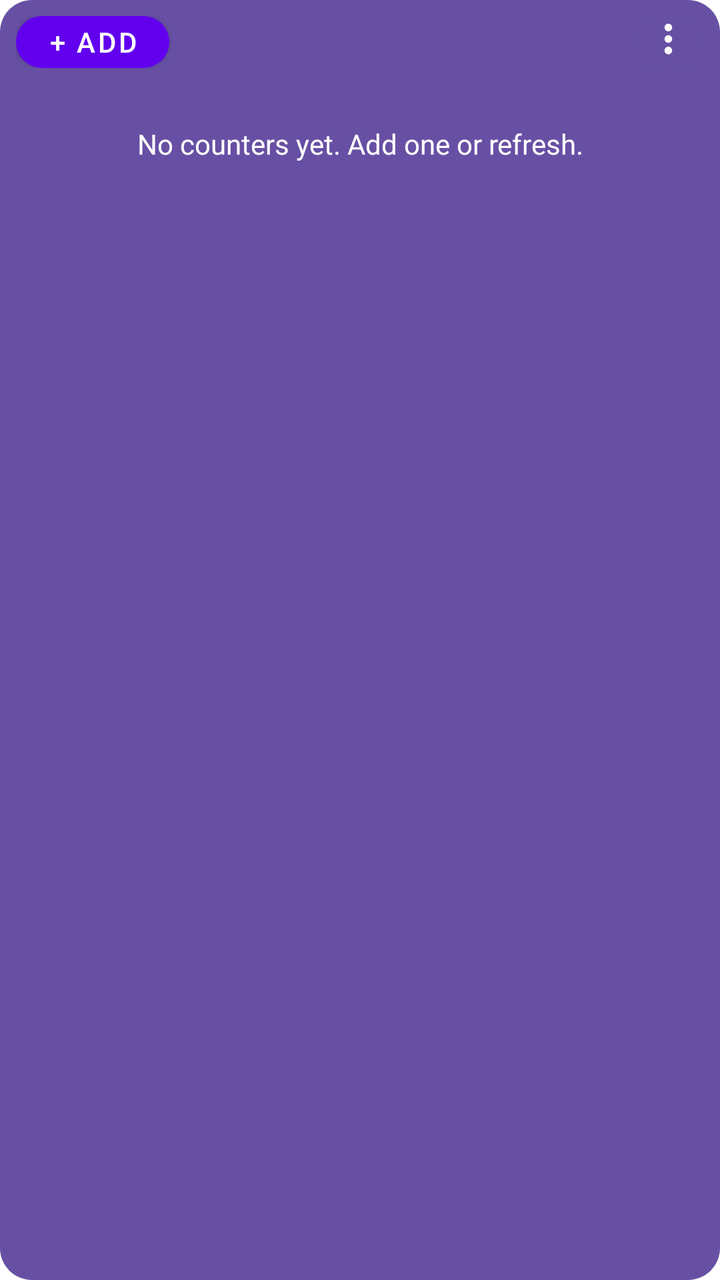
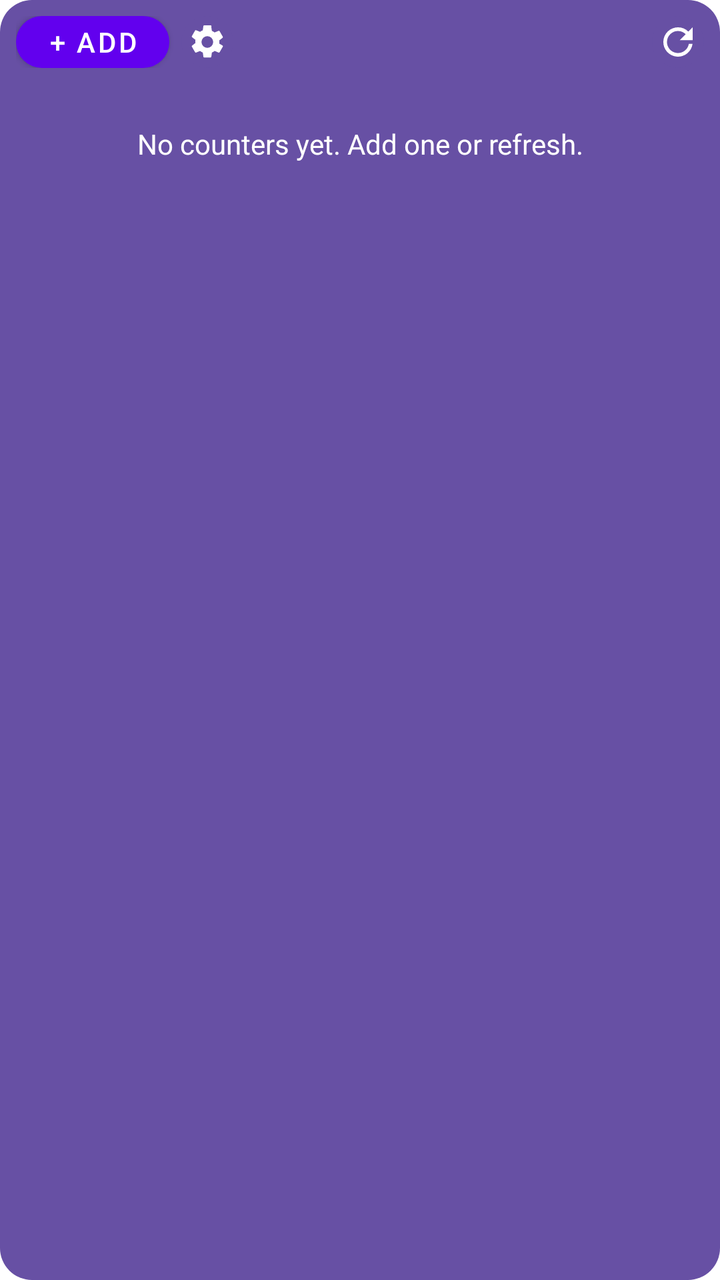

Compare the two renders of this Android layout. The source of the first and the diff that turns it into the second are given below.
<!-- AndroidManifest.xml: fallback theme Theme.MaterialComponents.DayNight.NoActionBar -->
<!-- res/layout/counter_widget.xml -->
<?xml version="1.0" encoding="utf-8"?>
<LinearLayout xmlns:android="http://schemas.android.com/apk/res/android"
    android:id="@+id/counter_widget_root"
    android:layout_width="match_parent"
    android:layout_height="match_parent"
    android:background="@drawable/widget_background"
    android:orientation="vertical"
    android:padding="8dp">

    <LinearLayout
        android:layout_width="match_parent"
        android:layout_height="26dp"
        android:gravity="center_vertical"
        android:orientation="horizontal">

        <Button
            android:id="@+id/add_button"
            android:layout_width="wrap_content"
            android:layout_height="26dp"
            android:contentDescription="@string/add_counter"
            android:minWidth="64dp"
            android:minHeight="0dp"
            android:insetTop="0dp"
            android:insetBottom="0dp"
            android:paddingTop="0dp"
            android:paddingBottom="0dp"
            android:background="@drawable/toolbar_button_background"
            android:text="@string/add" />

        <TextView
            android:layout_width="0dp"
            android:layout_height="1dp"
            android:layout_weight="1" />

        <ImageView
            android:id="@+id/toolbar_menu_button"
            android:layout_width="36dp"
            android:layout_height="26dp"
            android:layout_marginStart="8dp"
            android:background="@drawable/toolbar_button_background"
            android:contentDescription="@string/toolbar_menu"
            android:gravity="center"
            android:paddingBottom="3dp"
            android:scaleType="centerInside"
            android:src="@drawable/ic_more_vertical" />
    </LinearLayout>

    <TextView
        android:id="@+id/error_message"
        android:layout_width="match_parent"
        android:layout_height="wrap_content"
        android:maxLines="2"
        android:textColor="@color/counter_negative"
        android:textSize="12sp" />

    <TextView
        android:id="@+id/empty_message"
        android:layout_width="match_parent"
        android:layout_height="wrap_content"
        android:gravity="center"
        android:padding="12dp"
        android:text="@string/no_counters"
        android:textColor="@android:color/white" />

    <ListView
        android:id="@+id/counter_list"
        android:layout_width="match_parent"
        android:layout_height="0dp"
        android:layout_weight="1"
        android:divider="#55FFFFFF"
        android:dividerHeight="1dp"
        android:paddingTop="4dp"
        android:scrollbars="vertical" />
</LinearLayout>
<!-- resources referenced by this layout -->
<resources>
  <color name="counter_negative">#FFFF6B6B</color>
  <!-- drawable ic_more_vertical (drawable) -->
  <vector xmlns:android="http://schemas.android.com/apk/res/android"
      android:width="24dp"
      android:height="24dp"
      android:viewportWidth="24"
      android:viewportHeight="24">
      <path
          android:fillColor="#FFFFFFFF"
          android:pathData="M12,8a2,2 0,1 0,0 -4,2 2,0 0,0 0,4zM12,14a2,2 0,1 0,0 -4,2 2,0 0,0 0,4zM12,20a2,2 0,1 0,0 -4,2 2,0 0,0 0,4z" />
  </vector>
  <!-- drawable toolbar_button_background (drawable) -->
  <?xml version="1.0" encoding="utf-8"?>
  <shape xmlns:android="http://schemas.android.com/apk/res/android"
      android:shape="rectangle">
      <solid android:color="#6750A4" />
      <corners android:radius="24dp" />
  </shape>
  <!-- drawable widget_background (drawable) -->
  <?xml version="1.0" encoding="utf-8"?>
  <shape xmlns:android="http://schemas.android.com/apk/res/android"
      android:shape="rectangle">
      <solid android:color="#6750A4" />
      <corners android:radius="16dp" />
  </shape>
  <string name="add">+ Add</string>
  <string name="add_counter">Add counter</string>
  <string name="no_counters">No counters yet. Add one or refresh.</string>
  <string name="toolbar_menu">Widget options</string>
</resources>

<!-- the commit's change to res/layout/counter_widget.xml (unified diff, before → after) -->
@@ -27,22 +27,43 @@
             android:background="@drawable/toolbar_button_background"
             android:text="@string/add" />
 
+        <ImageView
+            android:id="@+id/setup_button"
+            android:layout_width="26dp"
+            android:layout_height="26dp"
+            android:layout_marginStart="6dp"
+            android:background="@drawable/toolbar_button_background"
+            android:contentDescription="@string/setup"
+            android:gravity="center"
+            android:padding="3dp"
+            android:scaleType="centerInside"
+            android:src="@drawable/ic_settings" />
+
+        <TextView
+            android:id="@+id/refresh_success_message"
+            android:layout_width="wrap_content"
+            android:layout_height="wrap_content"
+            android:layout_marginStart="6dp"
+            android:singleLine="true"
+            android:text="@string/refreshed"
+            android:textSize="12sp"
+            android:visibility="gone" />
+
         <TextView
             android:layout_width="0dp"
             android:layout_height="1dp"
             android:layout_weight="1" />
 
         <ImageView
-            android:id="@+id/toolbar_menu_button"
-            android:layout_width="36dp"
+            android:id="@+id/refresh_button"
+            android:layout_width="26dp"
             android:layout_height="26dp"
-            android:layout_marginStart="8dp"
             android:background="@drawable/toolbar_button_background"
-            android:contentDescription="@string/toolbar_menu"
+            android:contentDescription="@string/refresh"
             android:gravity="center"
-            android:paddingBottom="3dp"
+            android:padding="2dp"
             android:scaleType="centerInside"
-            android:src="@drawable/ic_more_vertical" />
+            android:src="@drawable/ic_refresh" />
     </LinearLayout>
 
     <TextView
<!-- resource entries referenced after the edit -->
@@ -1,7 +1,17 @@
 <!-- resources referenced by this layout -->
 <resources>
   <color name="counter_negative">#FFFF6B6B</color>
-  <!-- drawable ic_more_vertical (drawable) -->
+  <!-- drawable ic_refresh (drawable) -->
+  <vector xmlns:android="http://schemas.android.com/apk/res/android"
+      android:width="32dp"
+      android:height="32dp"
+      android:viewportWidth="24"
+      android:viewportHeight="24">
+      <path
+          android:fillColor="#FFFFFFFF"
+          android:pathData="M17.65,6.35A7.95,7.95 0,0 0,12 4a8,8 0,1 0,7.93 9h-2.02A6,6 0,1 1,12 6c1.66,0 3.14,0.69 4.22,1.78L13,11h7V4l-2.35,2.35z" />
+  </vector>
+  <!-- drawable ic_settings (drawable) -->
   <vector xmlns:android="http://schemas.android.com/apk/res/android"
       android:width="24dp"
       android:height="24dp"
@@ -9,7 +19,7 @@
       android:viewportHeight="24">
       <path
           android:fillColor="#FFFFFFFF"
-          android:pathData="M12,8a2,2 0,1 0,0 -4,2 2,0 0,0 0,4zM12,14a2,2 0,1 0,0 -4,2 2,0 0,0 0,4zM12,20a2,2 0,1 0,0 -4,2 2,0 0,0 0,4z" />
+          android:pathData="M19.14,12.94c0.04,-0.31 0.06,-0.62 0.06,-0.94s-0.02,-0.63 -0.07,-0.94l2.03,-1.58a0.5,0.5 0,0 0,0.12 -0.64l-1.92,-3.32a0.5,0.5 0,0 0,-0.61 -0.22l-2.39,0.96a7.1,7.1 0,0 0,-1.63 -0.94l-0.36,-2.54A0.49,0.49 0,0 0,13.88 2h-3.76a0.49,0.49 0,0 0,-0.49 0.42L9.27,4.96c-0.59,0.23 -1.14,0.55 -1.64,0.94l-2.39,-0.96a0.49,0.49 0,0 0,-0.6 0.22L2.72,8.48a0.49,0.49 0,0 0,0.12 0.64l2.02,1.58c-0.04,0.31 -0.06,0.62 -0.06,0.94s0.02,0.63 0.07,0.94l-2.03,1.58a0.5,0.5 0,0 0,-0.12 0.64l1.92,3.32c0.12,0.21 0.37,0.3 0.61,0.22l2.39,-0.96c0.5,0.39 1.05,0.71 1.64,0.94l0.36,2.54c0.04,0.24 0.24,0.42 0.49,0.42h3.76c0.25,0 0.45,-0.18 0.49,-0.42l0.36,-2.54c0.59,-0.23 1.14,-0.55 1.64,-0.94l2.39,0.96c0.23,0.08 0.49,-0.01 0.6,-0.22l1.92,-3.32a0.49,0.49 0,0 0,-0.12 -0.64zM12,15.5a3.5,3.5 0,1 1,0 -7,3.5 3.5,0 0,1 0,7z" />
   </vector>
   <!-- drawable toolbar_button_background (drawable) -->
   <?xml version="1.0" encoding="utf-8"?>
@@ -28,6 +38,8 @@
   <string name="add">+ Add</string>
   <string name="add_counter">Add counter</string>
   <string name="no_counters">No counters yet. Add one or refresh.</string>
-  <string name="toolbar_menu">Widget options</string>
+  <string name="refresh">Refresh counters</string>
+  <string name="refreshed">Refreshed</string>
+  <string name="setup">Setup</string>
 </resources>
 
